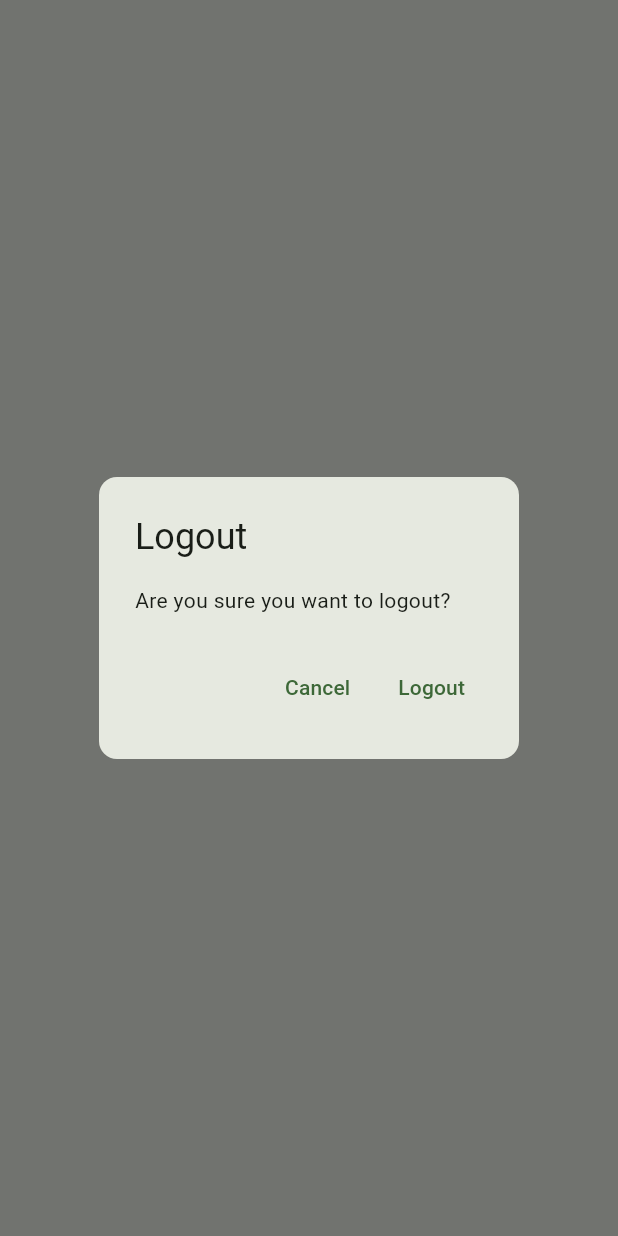
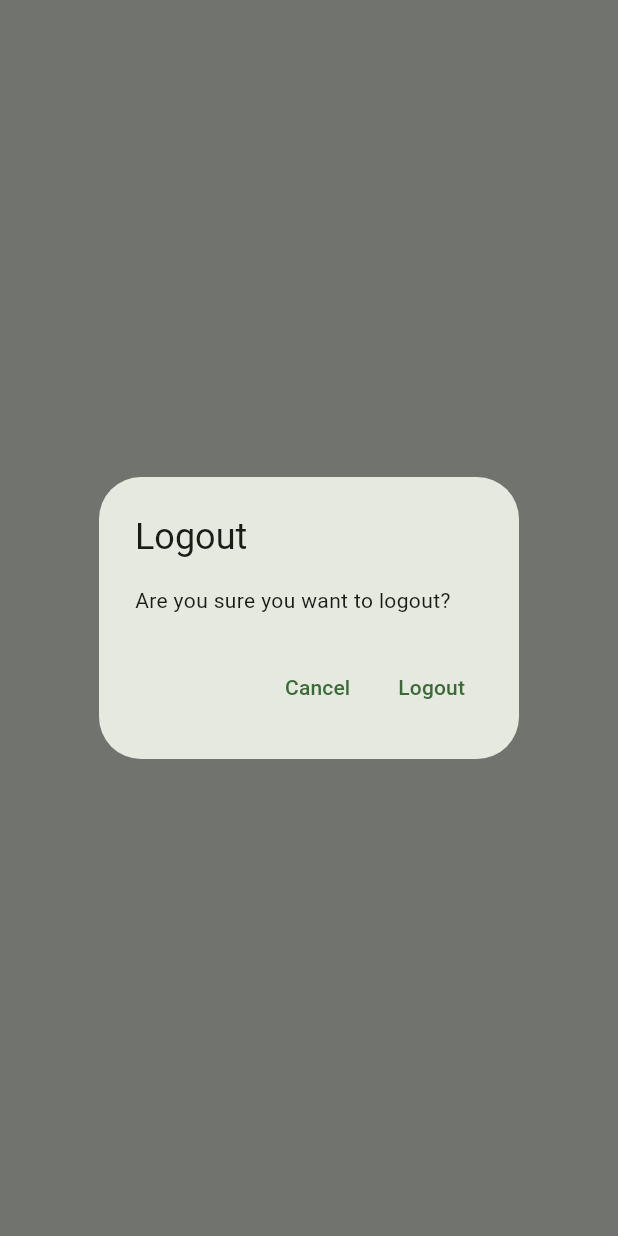
Before and after one commit to YacineSoredake/Mobile-notes, a Flutter app: what showLogoutDialog() shows on an empty page, opened directly, on a phone screen of 412 x 824 dp. Run offline on Flutter 3.47's test engine with Material 3 defaults, Android fonts, the phone set to English and light mode, and no system bars; our stand-ins replace firebase_auth, firebase_core, sqflite; accounts and stored records are empty; network calls fail.

Commit message:
styling views and dialogs

```diff
--- a/lib/constants/routes.dart
+++ b/lib/constants/routes.dart
@@ -2,4 +2,4 @@ const LoginRoute = '/login/';
 const RegisterRoute = '/Register/';
 const NotesRoute = '/notes/';
 const VerifyEmailRoute = '/verifyemail/';
-const newNoteRoute = '/notes/new-note/';
+const NoteRoute = '/notes/new-note/';
--- a/lib/main.dart
+++ b/lib/main.dart
@@ -7,7 +7,7 @@ import 'package:flutter_app/views/login_view.dart';
 import 'package:flutter_app/views/notes/notes_views.dart';
 import 'package:flutter_app/views/register_view.dart';
 import 'package:flutter_app/views/verifyEmail_view.dart';
-import 'package:flutter_app/views/notes/new_note.dart';
+import 'package:flutter_app/views/notes/note.dart';
 
 void main() async {
   WidgetsFlutterBinding.ensureInitialized();
@@ -33,7 +33,7 @@ class MyApp extends StatelessWidget {
         RegisterRoute: (context) => const RegisterView(),
         NotesRoute: (context) => const NotesView(),
         VerifyEmailRoute: (context) => const EmailVerifyView(),
-        newNoteRoute: (context) => const NewNoteView(),
+        NoteRoute: (context) => const NewNoteView(),
       },
     );
   }
--- a/lib/utilities/dialogs/error_dialog.dart
+++ b/lib/utilities/dialogs/error_dialog.dart
@@ -1,5 +1,5 @@
 import 'package:flutter/material.dart';
-import 'package:flutter_app/dialogs/generic_dialog.dart';
+import 'package:flutter_app/utilities/dialogs/generic_dialog.dart';
 
 Future<void> showErrorDialog(
   BuildContext context,
--- /dev/null
+++ b/lib/utilities/dialogs/logout_diaglog.dart
@@ -0,0 +1,14 @@
+import 'package:flutter/material.dart';
+import 'package:flutter_app/utilities/dialogs/generic_dialog.dart';
+
+Future<bool> showLogoutDialog(BuildContext context) {
+  return showGenericDialog<bool>(
+    context: context,
+    title: 'Logout',
+    content: 'Are you sure you want to logout?',
+    optionsBuilder: () => {
+      'Cancel': false,
+      'Logout': true,
+    },
+  ).then((value) => value ?? false);
+}
--- a/lib/views/notes/notes_list_view.dart
+++ b/lib/views/notes/notes_list_view.dart
@@ -1,5 +1,6 @@
 import 'package:flutter/material.dart';
 import 'package:flutter_app/services/crud/note_service.dart';
+import 'package:flutter_app/utilities/dialogs/delete_dialog.dart';
 
 typedef DeleteNoteCallback = void Function(DatabaseNote note);
 
@@ -37,7 +38,7 @@ class NotesListView extends StatelessWidget {
               style: const TextStyle(fontSize: 16),
             ),
            trailing: IconButton(onPressed: ()async{
-            final shouldBeDeleted = await showDeleteDialog(context);
+            final shouldBeDeleted = await showDeletetDialog(context);
             if (shouldBeDeleted) {
               onDeleteNote(note);
             }
@@ -47,4 +48,6 @@ class NotesListView extends StatelessWidget {
       },
     );
   }
+
+  Future showDeleteDialog(BuildContext context) async {}
 }
--- a/lib/views/notes/notes_views.dart
+++ b/lib/views/notes/notes_views.dart
@@ -2,6 +2,7 @@ import 'package:flutter/material.dart';
 import 'package:flutter_app/constants/routes.dart';
 import 'package:flutter_app/services/auth/auth_service.dart';
 import 'package:flutter_app/services/crud/note_service.dart';
+import 'package:flutter_app/utilities/dialogs/logout_diaglog.dart';
 import 'package:flutter_app/views/login_view.dart';
 import 'package:flutter_app/views/notes/notes_list_view.dart';
 
@@ -39,7 +40,7 @@ class _NotesViewState extends State<NotesView> {
             tooltip: 'Add new note',
             icon: const Icon(Icons.add),
             onPressed: () {
-              Navigator.of(context).pushNamed(newNoteRoute);
+              Navigator.of(context).pushNamed(NoteRoute);
             },
           ),
           PopupMenuButton<MenuAction>(
@@ -54,12 +55,13 @@ class _NotesViewState extends State<NotesView> {
                 }
               }
             },
-            itemBuilder: (context) => const [
-              PopupMenuItem<MenuAction>(
-                value: MenuAction.logout,
-                child: Text('Logout'),
-              ),
-            ],
+            itemBuilder:
+                (context) => const [
+                  PopupMenuItem<MenuAction>(
+                    value: MenuAction.logout,
+                    child: Text('Logout'),
+                  ),
+                ],
           ),
         ],
       ),
@@ -85,7 +87,12 @@ class _NotesViewState extends State<NotesView> {
                   }
 
                   final allNotes = snapshot.data as List<DatabaseNote>;
-
+                  return NotesListView(
+                    notes: allNotes,
+                    onDeleteNote: (note) async {
+                      await _noteService.deleteNote(id: note.id);
+                    },
+                  );
                 },
               );
             default:
@@ -96,26 +103,3 @@ class _NotesViewState extends State<NotesView> {
     );
   }
 }
-
-Future<bool> showLogoutDialog(BuildContext context) {
-  return showDialog<bool>(
-    context: context,
-    builder: (context) {
-      return AlertDialog(
-        shape: RoundedRectangleBorder(borderRadius: BorderRadius.circular(12)),
-        title: const Text('Logout'),
-        content: const Text('Are you sure you want to logout?'),
-        actions: [
-          TextButton(
-            onPressed: () => Navigator.of(context).pop(false),
-            child: const Text('Cancel'),
-          ),
-          TextButton(
-            onPressed: () => Navigator.of(context).pop(true),
-            child: const Text('Logout'),
-          ),
-        ],
-      );
-    },
-  ).then((value) => value ?? false);
-}
```
Also changed, not shown: lib/utilities/dialogs/delete_dialog.dart (added, +11 -0 lines), lib/utilities/generics/get_arguments.dart (added), lib/views/notes/note.dart (renamed from lib/views/notes/new_note.dart).
